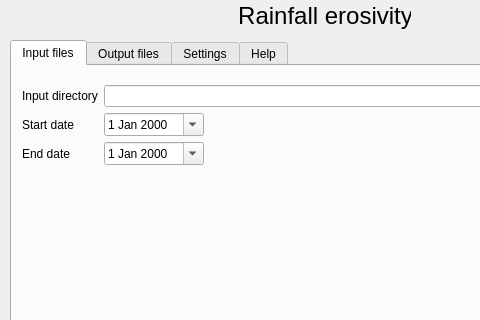
The window that rcmrdRFE/rcmrd_rfe_dialog_base.ui (BrunoCombal/qgis_plugins) describes before a commit, drawn with Qt 5; both pictures show x 0 to 480 and y 0 to 320 of the 741 by 497 pixel window.
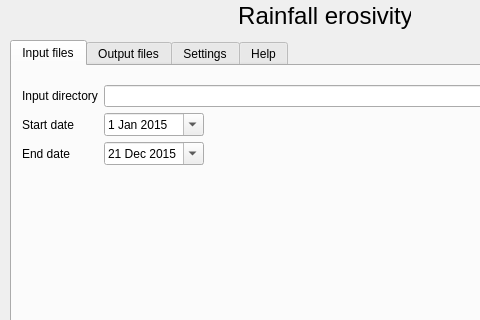
The same window after the commit. The open tabs and pages were chosen to show the change.

What changed in the file:
```diff
--- a/rcmrdRFE/rcmrd_rfe_dialog_base.ui
+++ b/rcmrdRFE/rcmrd_rfe_dialog_base.ui
@@ -87,6 +87,13 @@
         <property name="calendarPopup">
          <bool>true</bool>
         </property>
+        <property name="date">
+         <date>
+          <year>2015</year>
+          <month>12</month>
+          <day>21</day>
+         </date>
+        </property>
        </widget>
       </item>
       <item row="1" column="1">
@@ -103,6 +110,13 @@
         <property name="calendarPopup">
          <bool>true</bool>
         </property>
+        <property name="date">
+         <date>
+          <year>2015</year>
+          <month>1</month>
+          <day>1</day>
+         </date>
+        </property>
        </widget>
       </item>
       <item row="5" column="1">
```
Left out of the diff: 8 changed lines with no effect on the pictures.
